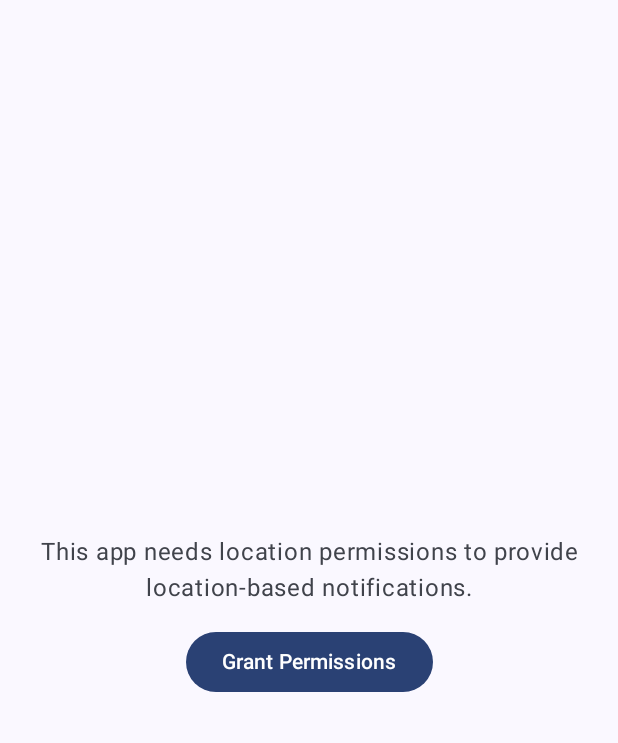
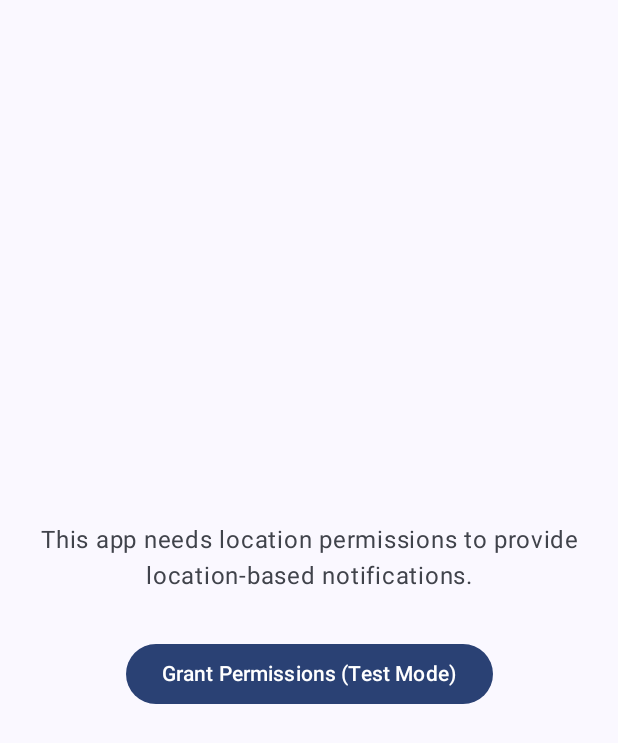
Before and after one commit to amccandless/EchoPing, an Android app built with Jetpack Compose: the screen it shows after launch (MainActivity), on a phone screen of 412 x 824 dp. Shown: the top 743 px of the screen. Run offline under Robolectric (Android 15) with nearby library versions, the phone set to English and light mode, and no system bars.

Commit message:
fixed theme bug & button bug

```diff
--- a/app/src/main/java/com/booknerd/echopin/LocationPermissionScreen.kt
+++ b/app/src/main/java/com/booknerd/echopin/LocationPermissionScreen.kt
@@ -37,7 +37,7 @@ fun LocationPermissionScreen(
         listOf(
             Manifest.permission.ACCESS_FINE_LOCATION,
             Manifest.permission.ACCESS_COARSE_LOCATION,
-            Manifest.permission.ACCESS_BACKGROUND_LOCATION
+//            Manifest.permission.ACCESS_BACKGROUND_LOCATION
         )
     } else {
         listOf(
@@ -55,8 +55,7 @@ fun LocationPermissionScreen(
         contract = ActivityResultContracts.RequestMultiplePermissions(),
         onResult = { permissions ->
             // For testing, relaying only on the button click logic below.
-        }
-    )
+        })
 
     if (allPermissionsGranted) {
         onPermissionGranted()
@@ -79,20 +78,20 @@ fun LocationPermissionScreen(
                 )
                 Spacer(modifier = Modifier.height(16.dp))
                 Button(
-                    onClick = { permissionsLauncher.launch(locationPermissions.toTypedArray()) }
+                    onClick = {
+                        permissionsLauncher.launch(locationPermissions.toTypedArray())
+
+                        allPermissionsGranted = true
+                    },
+                    modifier = Modifier.padding(top = 16.dp)
                 ) {
-                    Text("Grant Permissions")
+                    Text("Grant Permissions (Test Mode)")
                 }
             }
         }
     }
 }
 
-private fun areAllPermissionsGranted(context: Context, permissions: List<String>): Boolean {
-    return permissions.all {
-        ContextCompat.checkSelfPermission(context, it) == PackageManager.PERMISSION_GRANTED
-    }
-}
 
 //This is the actual function, commented out for testing
 //@Composable
@@ -153,9 +152,10 @@ private fun areAllPermissionsGranted(context: Context, permissions: List<String>
 //    }
 //}
 //
-//// Helper function to check if all permissions are granted
-//private fun areAllPermissionsGranted(context: Context, permissions: List<String>): Boolean {
-//    return permissions.all {
-//        ContextCompat.checkSelfPermission(context, it) == PackageManager.PERMISSION_GRANTED
-//    }
+// Helper function to check if all permissions are granted
+private fun areAllPermissionsGranted(context: Context, permissions: List<String>): Boolean {
+    return permissions.all {
+        ContextCompat.checkSelfPermission(context, it) == PackageManager.PERMISSION_GRANTED
+    }
+}
 //}
```
